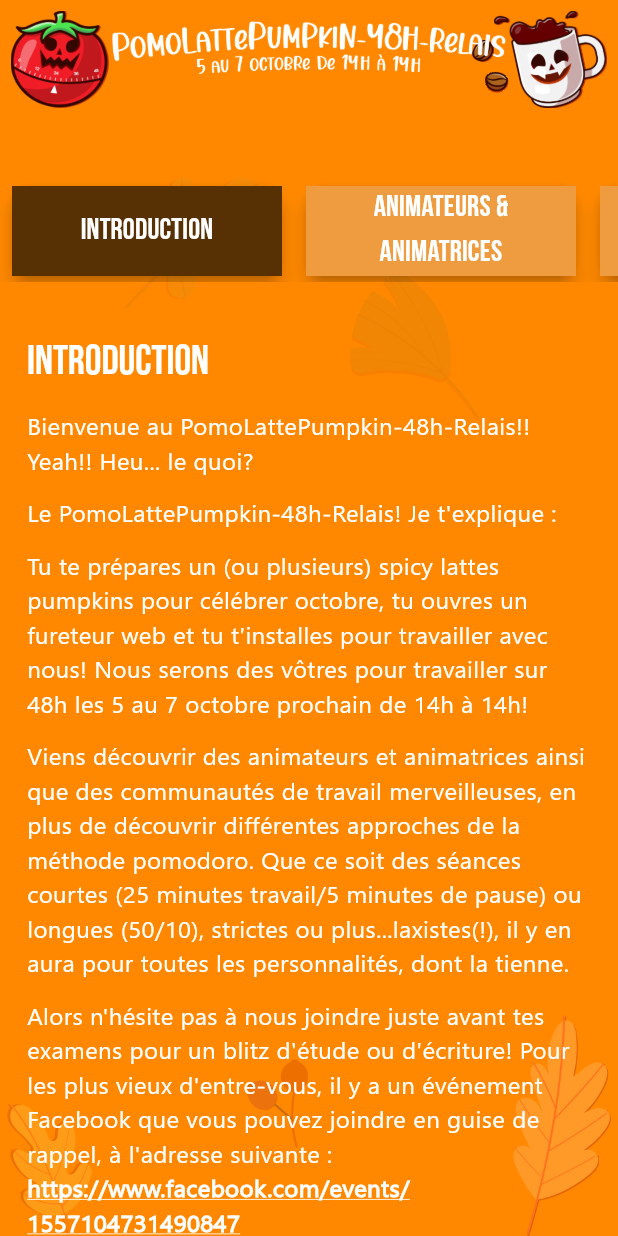
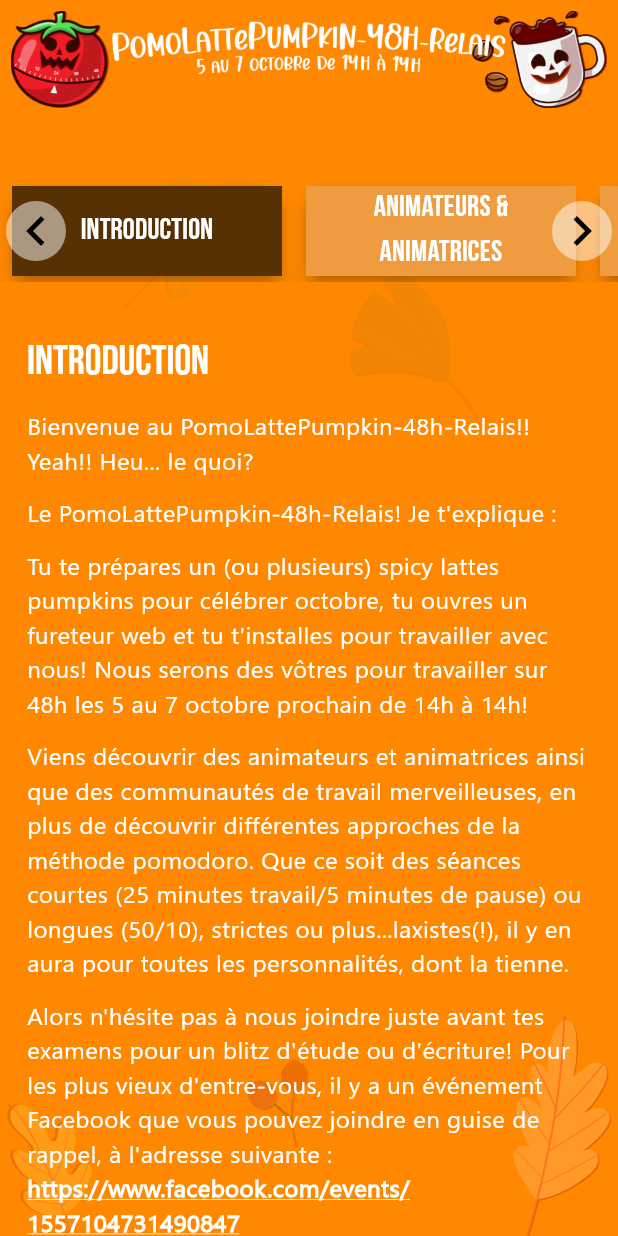
Before and after one commit to pariterre/multistreamer_pomodoro, a Flutter app: the screen it shows after launch, on a phone screen of 412 x 824 dp. Run offline on Flutter 3.47's test engine with Material 2 defaults, Android fonts, the phone set to English and light mode, and no system bars; our stand-ins replace firebase_core, shared_preferences, youtube_player_iframe; missing offline and left inert: enhanced_containers, twitch_manager; accounts and stored records are empty; statements that could not run were skipped.

Commit message:
Added scrolling button on the menu for narrow screens indication

```diff
--- a/lib/widgets/menu.dart
+++ b/lib/widgets/menu.dart
@@ -16,7 +16,14 @@ class Menu extends StatefulWidget {
 }
 
 class _MenuState extends State<Menu> {
+  final _scrollController = ScrollController();
   late int _current = widget.tabController.index;
+
+  @override
+  void dispose() {
+    _scrollController.dispose();
+    super.dispose();
+  }
 
   @override
   void initState() {
@@ -32,7 +39,16 @@ class _MenuState extends State<Menu> {
 
   @override
   Widget build(BuildContext context) {
-    final children = widget.items
+    return Stack(
+      alignment: Alignment.center,
+      children: [
+        SingleChildScrollView(
+          controller: _scrollController,
+          scrollDirection: Axis.horizontal,
+          child: Row(
+              crossAxisAlignment: CrossAxisAlignment.center,
+              mainAxisSize: MainAxisSize.min,
+              children: widget.items
                   .asMap()
                   .keys
                   .map((index) => _TabItem(
@@ -43,14 +59,53 @@ class _MenuState extends State<Menu> {
                         },
                         isActive: index == _current,
                       ))
-        .toList();
-
-    return SingleChildScrollView(
-      scrollDirection: Axis.horizontal,
-      child: Row(
-          crossAxisAlignment: CrossAxisAlignment.center,
-          mainAxisSize: MainAxisSize.min,
-          children: children),
+                  .toList()),
+        ),
+        if (MediaQuery.of(context).size.width < 200 * widget.items.length)
+          Positioned(
+            left: 4.0,
+            child: InkWell(
+              onTap: () {
+                _scrollController.animateTo(_scrollController.offset - 80,
+                    duration: const Duration(milliseconds: 300),
+                    curve: Curves.ease);
+              },
+              borderRadius: BorderRadius.circular(25),
+              child: Container(
+                decoration: BoxDecoration(
+                    color: Colors.white.withOpacity(0.5),
+                    borderRadius: BorderRadius.circular(25)),
+                child: const Icon(
+                  Icons.keyboard_arrow_left_outlined,
+                  color: Colors.black,
+                  size: 40,
+                ),
+              ),
+            ),
+          ),
+        if (MediaQuery.of(context).size.width < 200 * widget.items.length)
+          Positioned(
+            right: 4.0,
+            child: InkWell(
+              onTap: () {
+                _scrollController.animateTo(_scrollController.offset + 80,
+                    duration: const Duration(milliseconds: 300),
+                    curve: Curves.ease);
+              },
+              borderRadius: BorderRadius.circular(25),
+              child: Container(
+                decoration: BoxDecoration(
+                    color: Colors.white.withOpacity(0.5),
+                    borderRadius: BorderRadius.circular(25)),
+                child: const Icon(
+                  Icons.keyboard_arrow_right_outlined,
+                  color: Colors.black,
+                  size: 40,
+                ),
+              ),
+            ),
+          ),
+      ],
     );
   }
 }
```
Lines whose indentation alone changed are shown as unchanged.
